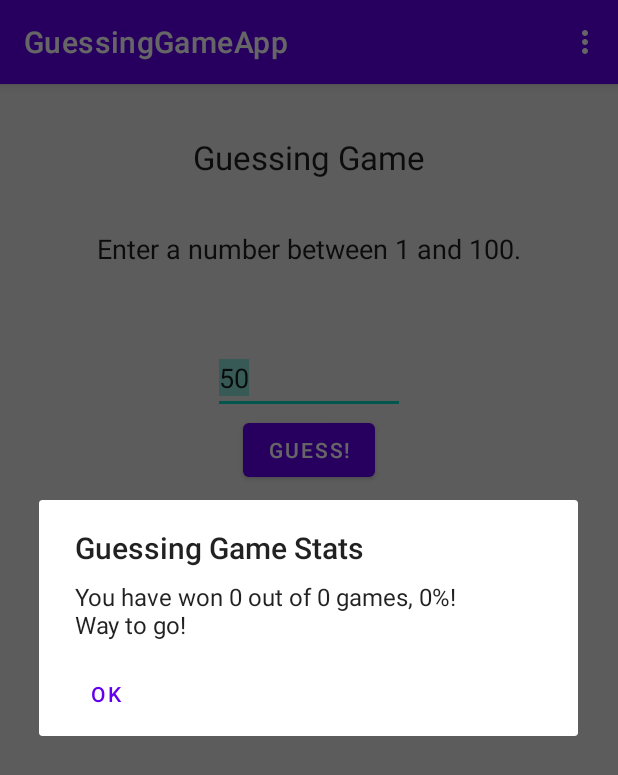
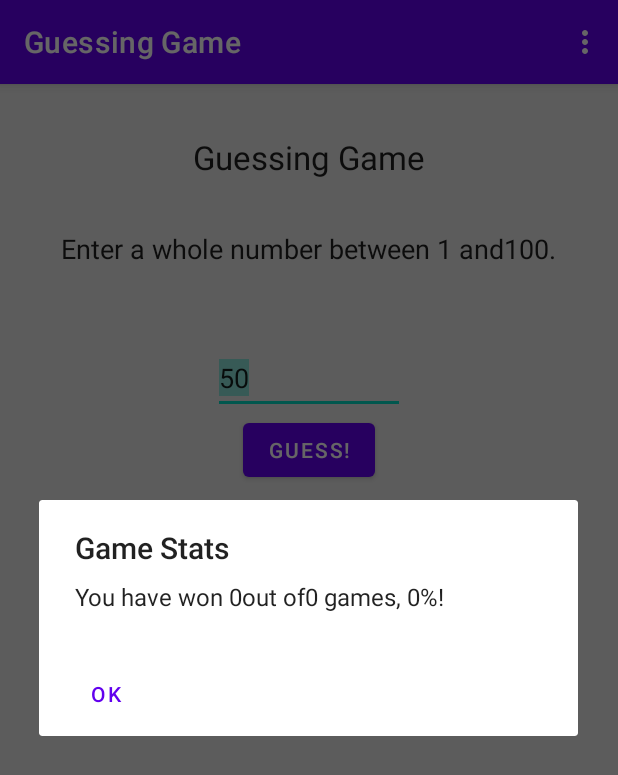
Before and after one commit to evgen-jkay/GuessingGameApp, an Android app: the screen it shows after launch (MainActivity), in the options menu, after a tap on "Game Stats", on a phone screen of 412 x 824 dp. Shown: the top 775 px of the screen. Run offline under Robolectric (Android 15) with nearby library versions, the phone set to English and light mode, and no system bars; our stand-ins replace AdMob.

Commit message:
versionCode 2 versionName "1.1"
Description:
- Добавлен перевод на Украинский.

```diff
--- a/app/build.gradle
+++ b/app/build.gradle
@@ -10,8 +10,8 @@ android {
         applicationId "com.jkay.guessinggameapp"
         minSdk 21
         targetSdk 32
-        versionCode 1
-        versionName "1.0"
+        versionCode 2
+        versionName "1.1"
 
         testInstrumentationRunner "androidx.test.runner.AndroidJUnitRunner"
     }
--- a/app/src/main/java/com/jkay/guessinggameapp/MainActivity.java
+++ b/app/src/main/java/com/jkay/guessinggameapp/MainActivity.java
@@ -21,6 +21,11 @@ import com.google.android.gms.ads.AdRequest;
 import com.google.android.gms.ads.AdView;
 import com.google.android.gms.ads.MobileAds;
 
+/**
+ * @author Eugen Landarenko
+ * @version 1.1
+ * @since verCode 2
+ */
 public class MainActivity extends AppCompatActivity {
     private EditText txtGuess;
     private Button btnGuess;
@@ -31,6 +36,11 @@ public class MainActivity extends AppCompatActivity {
     private int numberOfTries;
     private int maxTries = 7;
 
+    /**
+     * Game logic.
+     *
+     * @since verCode 1
+     */
     public void checkGuess() {
         String message = "";
 
@@ -38,11 +48,11 @@ public class MainActivity extends AppCompatActivity {
             int guess = Integer.parseInt(txtGuess.getText().toString());
             numberOfTries++;
             if (guess < theNumber)
-                message = guess + getText(R.string.isLow).toString();
+                message = guess + getString(R.string.isLow);
             else if (guess > theNumber)
-                message = guess + getText(R.string.isHigh).toString();
+                message = guess + getString(R.string.isHigh);
             else {
-                message = guess + getText(R.string.isCorrect).toString() + numberOfTries + getText(R.string.tries).toString();
+                message = guess + getString(R.string.isCorrect) + numberOfTries + getString(R.string.tries);
                 SharedPreferences preferences =
                         PreferenceManager.getDefaultSharedPreferences(this);
                 int gamesWon = preferences.getInt("gamesWon", 0) + 1;
@@ -53,10 +63,10 @@ public class MainActivity extends AppCompatActivity {
                 newGame();
             }
         } catch (Exception e) {
-            message = getText(R.string.textView3).toString() + range + ".";
+            message = getString(R.string.textView3) + range + ".";
         } finally {
             if (numberOfTries >= maxTries) {
-                message = "Sorry, you're out of tries." + theNumber + "was the number";
+                message = getString(R.string.isLoss) + theNumber + getString(R.string.wasTheNumber);
                 SharedPreferences preferences =
                         PreferenceManager.getDefaultSharedPreferences(this);
                 int gamesLost = preferences.getInt("gamesLost", 0) + 1;
@@ -70,16 +80,28 @@ public class MainActivity extends AppCompatActivity {
         }
     }
 
+    /**
+     * New Game Start.
+     *
+     * @since verCode 1
+     */
     public void newGame() {
         theNumber = (int) (Math.random() * range + 1);
         maxTries = (int) (Math.log(range) / Math.log(2) + 1);
         numberOfTries = 0;
-        lblRange.setText("Enter a number between 1 and " + range + ".");
+        lblRange.setText(getString(R.string.textView3) + range + ".");
         txtGuess.setText("" + range / 2);
         txtGuess.requestFocus();
         txtGuess.selectAll();
     }
 
+    /**
+     * Create Options Menu.
+     *
+     * @since verCode 1
+     * @param menu
+     * @return true
+     */
     @Override
     public boolean onCreateOptionsMenu(Menu menu) {
         MenuInflater inflater = getMenuInflater();
@@ -87,16 +109,26 @@ public class MainActivity extends AppCompatActivity {
         return true;
     }
 
+    /**
+     * Options Item Selected.
+     *
+     * @since verCode 2
+     *
+     * @param item
+     * @return
+     */
     public boolean onOptionsItemSelected(MenuItem item) {
         switch (item.getItemId()) {
+
+            // Settings Gama
             case R.id.action_settings:
                 final CharSequence[] items = {
-                        getText(R.string.to10),
-                        getText(R.string.to100),
-                        getText(R.string.to1000)
+                        getString(R.string.to10),
+                        getString(R.string.to100),
+                        getString(R.string.to1000)
                 };
                 AlertDialog.Builder builder = new AlertDialog.Builder(this);
-                builder.setTitle("Select the Range:");
+                builder.setTitle(getString(R.string.theRange));
                 builder.setItems(items, new DialogInterface.OnClickListener() {
                     @Override
                     public void onClick(DialogInterface dialogInterface, int item) {
@@ -124,9 +156,11 @@ public class MainActivity extends AppCompatActivity {
                 AlertDialog alert = builder.create();
                 alert.show();
                 return true;
+            // New Game Start
             case R.id.action_new_game:
                 newGame();
                 return true;
+            // Game Statistic
             case R.id.action_game_stats:
                 SharedPreferences preferences =
                         PreferenceManager.getDefaultSharedPreferences(this);
@@ -135,10 +169,11 @@ public class MainActivity extends AppCompatActivity {
                 int total = gamesLost + gamesWon;
                 int percent = Math.round((gamesWon * 100.0f) / (total));
                 AlertDialog stateDialog = new AlertDialog.Builder(MainActivity.this).create();
-                stateDialog.setTitle("Guessing Game Stats");
-                stateDialog.setMessage("You have won " + gamesWon + " out of " + total +
-                        " games, " + percent + "%! \nWay to go!");
-                stateDialog.setButton(AlertDialog.BUTTON_NEUTRAL, "OK",
+                stateDialog.setTitle(getString(R.string.game_stats));
+                stateDialog.setMessage(getString(R.string.textStats) + gamesWon
+                        + getString(R.string.textStats1) + total
+                        + getString(R.string.textStats2) + percent + "%!");
+                stateDialog.setButton(AlertDialog.BUTTON_NEUTRAL, getString(R.string.ok),
                         new DialogInterface.OnClickListener() {
                             @Override
                             public void onClick(DialogInterface dialogInterface, int i) {
@@ -147,11 +182,12 @@ public class MainActivity extends AppCompatActivity {
                         });
                 stateDialog.show();
                 return true;
+            // About
             case R.id.action_about:
                 AlertDialog aboutDialog = new AlertDialog.Builder(MainActivity.this).create();
-                aboutDialog.setTitle("About Guessing Game");
-                aboutDialog.setMessage("(c)2022 Evgen Landarenko");
-                aboutDialog.setButton(AlertDialog.BUTTON_NEUTRAL, "OK",
+                aboutDialog.setTitle(getString(R.string.about) + " " + getString(R.string.app_name));
+                aboutDialog.setMessage("(c)2022 " + getString(R.string.author));
+                aboutDialog.setButton(AlertDialog.BUTTON_NEUTRAL, getString(R.string.ok),
                         new DialogInterface.OnClickListener() {
                             @Override
                             public void onClick(DialogInterface dialogInterface, int i) {
@@ -165,6 +201,12 @@ public class MainActivity extends AppCompatActivity {
         }
     }
 
+    /**
+     * Rang in game.
+     *
+     * @param newRange
+     * @since verCode 1
+     */
     public void storeRange(int newRange) {
         SharedPreferences preferences =
                 PreferenceManager.getDefaultSharedPreferences(this);
@@ -174,17 +216,26 @@ public class MainActivity extends AppCompatActivity {
     }
 
 
+    /**
+     * Main method.
+     *
+     * @param savedInstanceState
+     *
+     * @since verCode 2
+     */
     @Override
     protected void onCreate(Bundle savedInstanceState) {
         super.onCreate(savedInstanceState);
         setContentView(R.layout.activity_main);
 
+        // AdMob start
         MobileAds.initialize(this, initializationStatus -> {
         });
 
         AdView mAdView = findViewById(R.id.adView);
         AdRequest adRequest = new AdRequest.Builder().build();
         mAdView.loadAd(adRequest);
+        // end AdMob
 
         txtGuess = (EditText) findViewById(R.id.txtGuess);
         btnGuess = (Button) findViewById(R.id.btnGuess);
--- a/app/src/main/res/values-night/strings.xml
+++ b/app/src/main/res/values-night/strings.xml
@@ -1,19 +1,33 @@
 <?xml version="1.0" encoding="utf-8"?>
 <resources>
-    <string name="app_name" translatable="false">GuessingGameApp</string>
+    <string name="app_name" translatable="false">Guessing Game</string>
     <string name="author">Evgen Landarenko</string>
 
     <string name="textView">Guessing Game</string>
     <string name="textView2">Enter a number between 1 and 100:</string>
+    <string name="textView3">Enter a whole number between 1 and </string>
     <string name="txtGuess">Enter number</string>
     <string name="btnGuess">Guess!</string>
     <string name="lblOutput">Enter a number, then click Guess!</string>
     <!-- MainActivity -->
     <string name="isLow">is too low. Try again.</string>
-    <string name="isHigh">" is too high. Try again."</string>
+    <string name="isHigh"> is too high. Try again.</string>
     <!-- Menu -->
     <string name="settings">Settings</string>
     <string name="new_game">New Game</string>
     <string name="game_stats">Game Stats</string>
     <string name="about">About</string>
+    <string name="isCorrect"> is correct. You win after </string>
+    <string name="tries"> tries!</string>
+
+    <string name="to10">1 to 10</string>
+    <string name="to100">1 to 100</string>
+    <string name="to1000">1 to 1000</string>
+    <string name="isLoss">Sorry, you\'re out of tries.</string>
+    <string name="wasTheNumber"> was the number.</string>
+    <string name="theRange">Select the Range:</string>
+    <string name="textStats">"You have won "</string>
+    <string name="textStats1">out of</string>
+    <string name="textStats2">" games, "</string>
+    <string name="ok">OK</string>
 </resources>
--- a/app/src/main/res/values/strings.xml
+++ b/app/src/main/res/values/strings.xml
@@ -1,6 +1,6 @@
 <?xml version="1.0" encoding="utf-8"?>
 <resources>
-    <string name="app_name" translatable="false">GuessingGameApp</string>
+    <string name="app_name" translatable="false">Guessing Game</string>
     <string name="author">Evgen Landarenko</string>
 
     <string name="textView">Guessing Game</string>
@@ -23,4 +23,11 @@
     <string name="to10">1 to 10</string>
     <string name="to100">1 to 100</string>
     <string name="to1000">1 to 1000</string>
+    <string name="isLoss">Sorry, you\'re out of tries.</string>
+    <string name="wasTheNumber"> was the number.</string>
+    <string name="theRange">Select the Range:</string>
+    <string name="textStats">"You have won "</string>
+    <string name="textStats1">out of</string>
+    <string name="textStats2">" games, "</string>
+    <string name="ok">OK</string>
 </resources>
```
Also changed, not shown: 1 other file.
